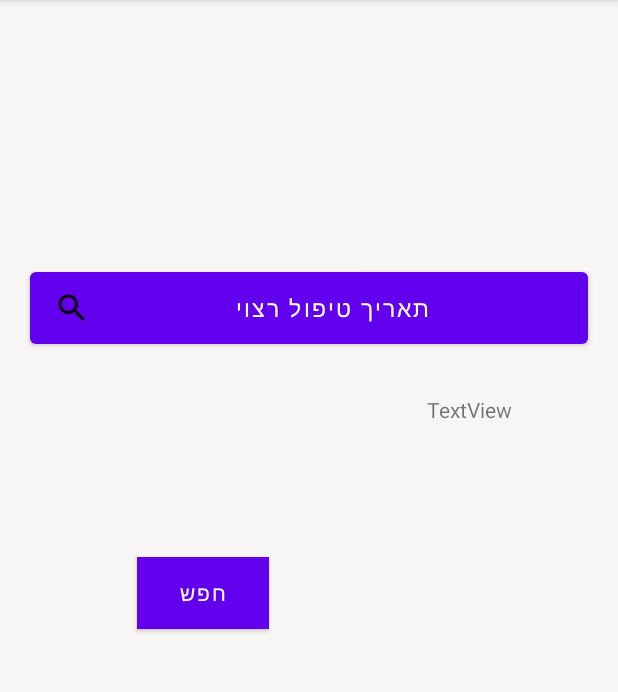
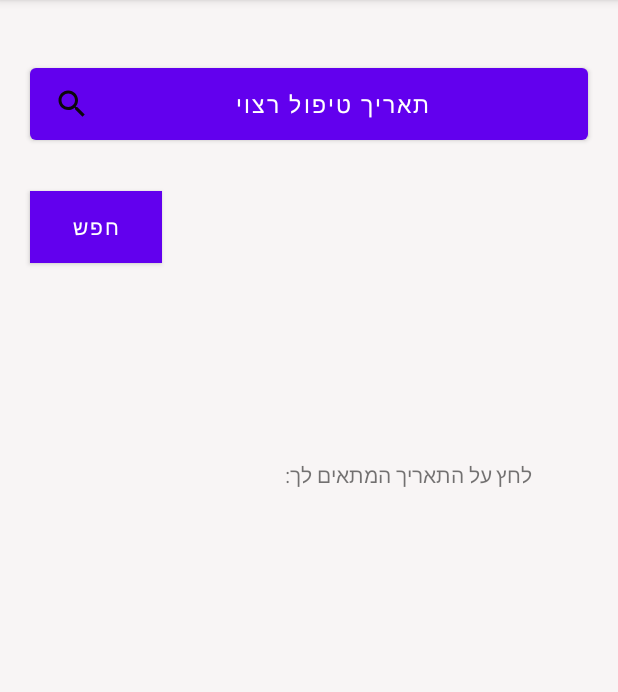
Before and after one commit to LiadBenMoshe/DragonSpa, an Android app: the SearchFootMas screen opened directly, with no data from a screen before it, on a phone screen of 412 x 824 dp, the part 84-776 px from its top. Run offline under Robolectric (Android 15) with nearby library versions, the phone set to English and light mode, and no system bars; our stand-ins replace Firebase (no records; nobody signed in at launch, a user with empty details on screens opened directly).

Commit message:
list adapter

```diff
--- a/app/build.gradle
+++ b/app/build.gradle
@@ -38,7 +38,11 @@ dependencies {
     implementation 'com.google.firebase:firebase-database'
     implementation 'com.google.firebase:firebase-auth:9.0.2'
     implementation 'com.google.firebase:firebase-core:11.8.0'
+// Dependency FirebaseUI for Firebase Realtime Database
+    implementation 'com.firebaseui:firebase-ui-database:6.2.1'
 
+    // Dependency for Firebase REaltime Database
+    implementation 'com.google.firebase:firebase-database:19.3.1'
    // implementation 'com.firebaseui.firebase-ui-auth:6.4.1'
 
     implementation 'androidx.appcompat:appcompat:1.2.0'
--- a/app/src/main/AndroidManifest.xml
+++ b/app/src/main/AndroidManifest.xml
@@ -12,7 +12,7 @@
         <activity android:name=".appointment_editing2"></activity>
 
         <activity android:name=".Result"></activity>
-        <activity android:name=".Bdika" />
+
         <activity android:name=".SearchFootMas" />
         <activity android:name=".product_adding2" />
         <activity android:name=".ProfileActivity" />
--- a/app/src/main/java/com/example/dragonspa/Result.java
+++ b/app/src/main/java/com/example/dragonspa/Result.java
@@ -48,7 +48,7 @@ String idTreat;
         Intent i=getIntent();
         Bundle b = i.getExtras();
         if(b != null) {
-             date = i.getExtras().getString("f");
+             date = i.getExtras().getString("date");
              idTreat = i.getExtras().getString("idTreat");
              nameT = i.getExtras().getString("nameT");
         }
--- a/app/src/main/java/com/example/dragonspa/SearchFootMas.java
+++ b/app/src/main/java/com/example/dragonspa/SearchFootMas.java
@@ -4,24 +4,35 @@ import android.app.DatePickerDialog;
 import android.content.Intent;
 import android.os.Bundle;
 import android.view.View;
+import android.widget.AdapterView;
+import android.widget.ArrayAdapter;
 import android.widget.Button;
 import android.widget.DatePicker;
-import android.widget.TextView;
+import android.widget.ListView;
 
+import androidx.annotation.NonNull;
 import androidx.appcompat.app.AppCompatActivity;
 
+import com.google.firebase.database.DataSnapshot;
+import com.google.firebase.database.DatabaseError;
 import com.google.firebase.database.DatabaseReference;
 import com.google.firebase.database.FirebaseDatabase;
+import com.google.firebase.database.ValueEventListener;
 
+import java.util.ArrayList;
 import java.util.Calendar;
 
 public class SearchFootMas extends AppCompatActivity implements DatePickerDialog.OnDateSetListener {
     Button search,gotoResult;
-    TextView displayDate;
+    //TextView displayDate;
+    ListView displayDate;
     String idTreat ="";
     String nameT;
     String date;
     DatabaseReference Ref;
+    ArrayList<String> arrayList=new ArrayList<>();
+    ArrayAdapter<String> arrayAdapter;
+    ArrayList<String> keyList = new ArrayList<>();
 
 
 
@@ -31,7 +42,8 @@ public class SearchFootMas extends AppCompatActivity implements DatePickerDialog
         setContentView(R.layout.activity_search_foot_mas);
          date = "11-11-1111";
         search = findViewById(R.id.dateSearch);
-        displayDate = findViewById(R.id.textView);
+        displayDate=findViewById(R.id.DateList);
+       // displayDate = findViewById(R.id.textView);
 
         gotoResult=findViewById(R.id.textView3);
         Intent i = getIntent();
@@ -52,51 +64,67 @@ public class SearchFootMas extends AppCompatActivity implements DatePickerDialog
 
             }
         });
+        arrayAdapter= new ArrayAdapter<String>(this,android.R.layout.simple_list_item_1,arrayList);
+        displayDate.setAdapter(arrayAdapter);
+        Ref=FirebaseDatabase.getInstance().getReference().child("treatments");
+        Ref.getRoot().child("treatments").child(idTreat).child("times").addListenerForSingleValueEvent(new ValueEventListener() {
+            @Override
+            public void onDataChange(@NonNull DataSnapshot snapshot) {
+                if(snapshot.exists()){
+                    for (DataSnapshot ds :snapshot.getChildren()){
+                        arrayList.add(ds.getKey()); // מציג את התאריכים הקיימים
+                        arrayAdapter.notifyDataSetChanged();
 
-      /* display.setOnClickListener(new View.OnClickListener() {
+
+                    }
+                }
+
+
+            }
+
             @Override
-            public void onClick(View v) {
+            public void onCancelled(@NonNull DatabaseError error) {
+
+            }
+        });
+        Ref.getRoot().child("treatments").child(idTreat).child("times")
+                .addListenerForSingleValueEvent(new ValueEventListener() {
+                    @Override
+                    public void onDataChange(DataSnapshot dataSnapshot) {
+                        for (DataSnapshot time : dataSnapshot.getChildren()) {
+                            keyList.add(time.getKey());
+
+                        }
+                    }
+                    @Override
+                    public void onCancelled(DatabaseError databaseError) {
+                        /*handle errors*/
+                    }
+                });
+        displayDate.setOnItemClickListener(new AdapterView.OnItemClickListener() {
+            @Override
+            public void onItemClick(AdapterView<?> parent, View view, int position, long id) {
+                String date=keyList.get(position);
                 Intent i=new Intent(SearchFootMas.this,Result.class);
                 i.putExtra("date",date);
-               startActivity(i);
+                i.putExtra("idTreat" , idTreat);
+                i.putExtra("nameT",nameT);
+                startActivity(i);
             }
-        });*/
+        });
+
+
        gotoResult.setOnClickListener(new View.OnClickListener() {
            @Override
            public void onClick(View v) {
 
                Intent i=new Intent(SearchFootMas.this,Result.class);
-               i.putExtra("f",date);
+               i.putExtra("date",date);
                i.putExtra("idTreat" , idTreat);
                i.putExtra("nameT",nameT);
                    startActivity(i);
 
-               /* Ref=FirebaseDatabase.getInstance().getReference().child("treatments/times").child(date);
-               Ref.getRoot().child("treatments").child("-MNxdhX4rS7Fb-be7ZFt").child("times").child(date).addListenerForSingleValueEvent(new ValueEventListener() {
-                   @Override
-                   public void onDataChange(@NonNull DataSnapshot snapshot) {
-                       if(snapshot.exists()){
-                           for (DataSnapshot ds :snapshot.getChildren()){
 
-                               arrayList.add(ds.getKey());
-                               arrayAdapter.notifyDataSetChanged();
-
-
-                           }
-                       }
-                       else{
-                           arrayList.add("אין תוצאות מתאימות");
-                           arrayAdapter.notifyDataSetChanged();
-                       }
-
-                   }
-
-                   @Override
-                   public void onCancelled(@NonNull DatabaseError error) {
-                         arrayAdapter.clear();
-                         arrayList.clear();
-                   }
-               });*/
 
            }
        });
@@ -122,7 +150,7 @@ public class SearchFootMas extends AppCompatActivity implements DatePickerDialog
         @Override
         public void onDateSet (DatePicker view,int year, int month, int dayOfMonth){
             date = dayOfMonth + "-" + (month + 1) + "-" + year;
-            displayDate.setText(date);
+            //displayDate.setText(date);
 
 
         }
--- a/app/src/main/java/com/example/dragonspa/Treatment.java
+++ b/app/src/main/java/com/example/dragonspa/Treatment.java
@@ -34,4 +34,5 @@ public class Treatment implements Serializable {
     public  long getPrice(){
         return  price;
     }
+
 }
--- a/app/src/main/res/layout/activity_search_foot_mas.xml
+++ b/app/src/main/res/layout/activity_search_foot_mas.xml
@@ -18,23 +18,10 @@
         android:textSize="15sp"
         app:layout_constraintBottom_toBottomOf="parent"
         app:layout_constraintEnd_toEndOf="parent"
-        app:layout_constraintHorizontal_bias="0.4"
         app:layout_constraintStart_toStartOf="parent"
         app:layout_constraintTop_toTopOf="parent"
-        app:layout_constraintVertical_bias="0.233"
+        app:layout_constraintVertical_bias="0.029"
         tools:ignore="MissingConstraints"></Button>
-
-    <TextView
-        android:id="@+id/textView"
-        android:layout_width="wrap_content"
-        android:layout_height="wrap_content"
-        android:text="TextView"
-        app:layout_constraintBottom_toBottomOf="parent"
-        app:layout_constraintEnd_toEndOf="parent"
-        app:layout_constraintHorizontal_bias="0.801"
-        app:layout_constraintStart_toStartOf="parent"
-        app:layout_constraintTop_toBottomOf="@+id/dateSearch"
-        app:layout_constraintVertical_bias="0.055" />
 
     <Button
         android:id="@+id/textView3"
@@ -44,11 +31,37 @@
         android:background="#15299A"
         android:text="חפש"
         app:layout_constraintBottom_toBottomOf="parent"
-        app:layout_constraintEnd_toStartOf="@+id/textView"
-        app:layout_constraintHorizontal_bias="0.466"
+        app:layout_constraintEnd_toEndOf="parent"
+        app:layout_constraintHorizontal_bias="0.061"
         app:layout_constraintStart_toStartOf="parent"
         app:layout_constraintTop_toBottomOf="@+id/dateSearch"
-        app:layout_constraintVertical_bias="0.236" />
+        app:layout_constraintVertical_bias="0.0" />
+
+    <ListView
+        android:id="@+id/DateList"
+        android:layout_width="320dp"
+        android:layout_height="341dp"
+        app:layout_constraintBottom_toBottomOf="parent"
+        app:layout_constraintEnd_toEndOf="parent"
+        app:layout_constraintHorizontal_bias="0.494"
+        app:layout_constraintStart_toStartOf="parent"
+        app:layout_constraintTop_toBottomOf="@+id/dateSearch"
+        app:layout_constraintVertical_bias="0.779" />
+
+    <TextView
+        android:id="@+id/textView4"
+        android:layout_width="282dp"
+        android:layout_height="32dp"
+        android:layout_marginStart="46dp"
+        android:layout_marginEnd="57dp"
+        android:layout_marginBottom="15dp"
+        android:text="לחץ על התאריך המתאים לך:"
+        app:layout_constraintBottom_toTopOf="@+id/DateList"
+        app:layout_constraintEnd_toEndOf="parent"
+        app:layout_constraintHorizontal_bias="1.0"
+        app:layout_constraintStart_toStartOf="parent"
+        app:layout_constraintTop_toBottomOf="@+id/dateSearch"
+        app:layout_constraintVertical_bias="1.0" />
 
 
 </androidx.constraintlayout.widget.ConstraintLayout>
--- a/app/src/main/res/values/colors.xml
+++ b/app/src/main/res/values/colors.xml
@@ -7,4 +7,8 @@
     <color name="teal_700">#FF018786</color>
     <color name="black">#FF000000</color>
     <color name="white">#FFFFFFFF</color>
+    <color name="colorPrimary">#FFFFFF</color>
+    <color name="colorPrimaryDark">#BDBDBD</color>
+    <color name="colorAccent">#4CAF50</color>
+    <color name="grey">#666666</color>
 </resources>
```
Also changed, not shown: app/src/main/java/com/example/dragonspa/CustomListAdapter.java (added, +51 -0 lines), app/src/main/java/com/example/dragonspa/HomeActivity.java (+88 -15 lines), app/src/main/res/layout/activity_home.xml (+21 -7 lines), app/src/main/res/layout/listview_layout.xml (added, +42 -0 lines), app/src/main/res/layout/row.xml (added, +52 -0 lines), app/src/main/res/values/styles.xml (added, +11 -0 lines), app/src/main/res/font/poppinsbold.ttf (added), app/src/main/res/font/poppinsmedium.ttf (added).
